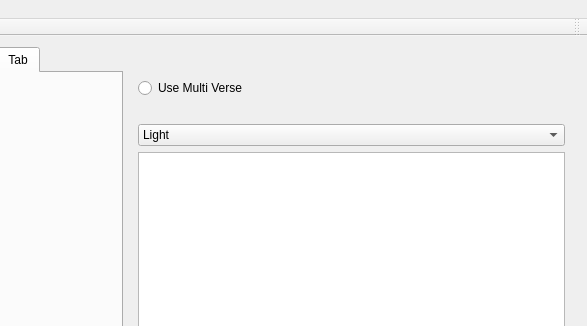
SoftProjector/softprojector, file softprojector.ui: the form before one commit; both pictures show x 468 to 1055 and y 0 to 326 of the 1055 by 666 pixel window.
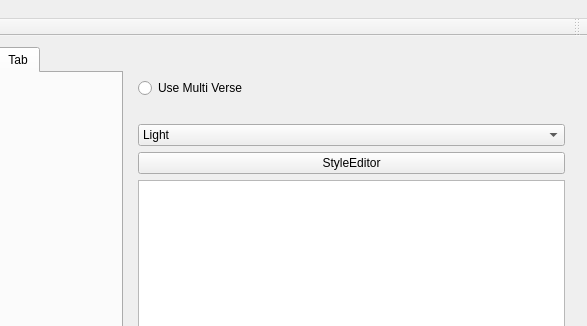
The form after the commit. Icons and pictures are not drawn.

What changed in the file:
```diff
--- a/softprojector.ui
+++ b/softprojector.ui
@@ -235,6 +235,13 @@
           </item>
          </widget>
         </item>
+        <item>
+         <widget class="QPushButton" name="pushButtonStyleEditor">
+          <property name="text">
+           <string>StyleEditor</string>
+          </property>
+         </widget>
+        </item>
         <item>
          <widget class="QListWidget" name="listShow">
           <property name="sizePolicy">
```
